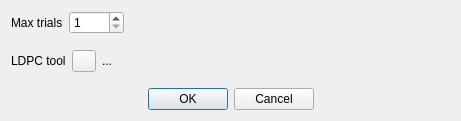
The window that plugins/channelrx/demoddatv/datvdvbs2ldpcdialog.ui (f4exb/sdrangel) describes before a commit, drawn with Qt 5.
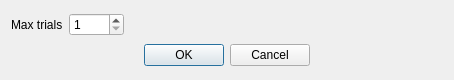
The same window after the commit. Icons and pictures are not drawn.

Commit message: DATV demod: completely remove LDPC external command references

The edit to the form file:
```diff
--- a/plugins/channelrx/demoddatv/datvdvbs2ldpcdialog.ui
+++ b/plugins/channelrx/demoddatv/datvdvbs2ldpcdialog.ui
@@ -6,8 +6,8 @@
    <rect>
     <x>0</x>
     <y>0</y>
-    <width>461</width>
-    <height>121</height>
+    <width>454</width>
+    <height>80</height>
    </rect>
   </property>
   <property name="font">
@@ -63,66 +63,6 @@
      </item>
     </layout>
    </item>
-   <item>
-    <layout class="QHBoxLayout" name="logFileLayout">
-     <item>
-      <widget class="QLabel" name="ldpcToolLabel">
-       <property name="text">
-        <string>LDPC tool</string>
-       </property>
-      </widget>
-     </item>
-     <item>
-      <widget class="QPushButton" name="showFileDialog">
-       <property name="maximumSize">
-        <size>
-         <width>24</width>
-         <height>16777215</height>
-        </size>
-       </property>
-       <property name="toolTip">
-        <string>Choose a log file</string>
-       </property>
-       <property name="text">
-        <string/>
-       </property>
-       <property name="icon">
-        <iconset resource="../../../sdrgui/resources/res.qrc">
-         <normaloff>:/preset-load.png</normaloff>:/preset-load.png</iconset>
-       </property>
-      </widget>
-     </item>
-     <item>
-      <widget class="QLabel" name="ldpcToolText">
-       <property name="minimumSize">
-        <size>
-         <width>300</width>
-         <height>0</height>
-        </size>
-       </property>
-       <property name="toolTip">
-        <string>Log file</string>
-       </property>
-       <property name="text">
-        <string>...</string>
-       </property>
-      </widget>
-     </item>
-     <item>
-      <spacer name="horizontalSpacer_2">
-       <property name="orientation">
-        <enum>Qt::Horizontal</enum>
-       </property>
-       <property name="sizeHint" stdset="0">
-        <size>
-         <width>40</width>
-         <height>20</height>
-        </size>
-       </property>
-      </spacer>
-     </item>
-    </layout>
-   </item>
    <item>
     <widget class="QDialogButtonBox" name="buttonBox">
      <property name="orientation">
```
The commit also changes 10 other files.
